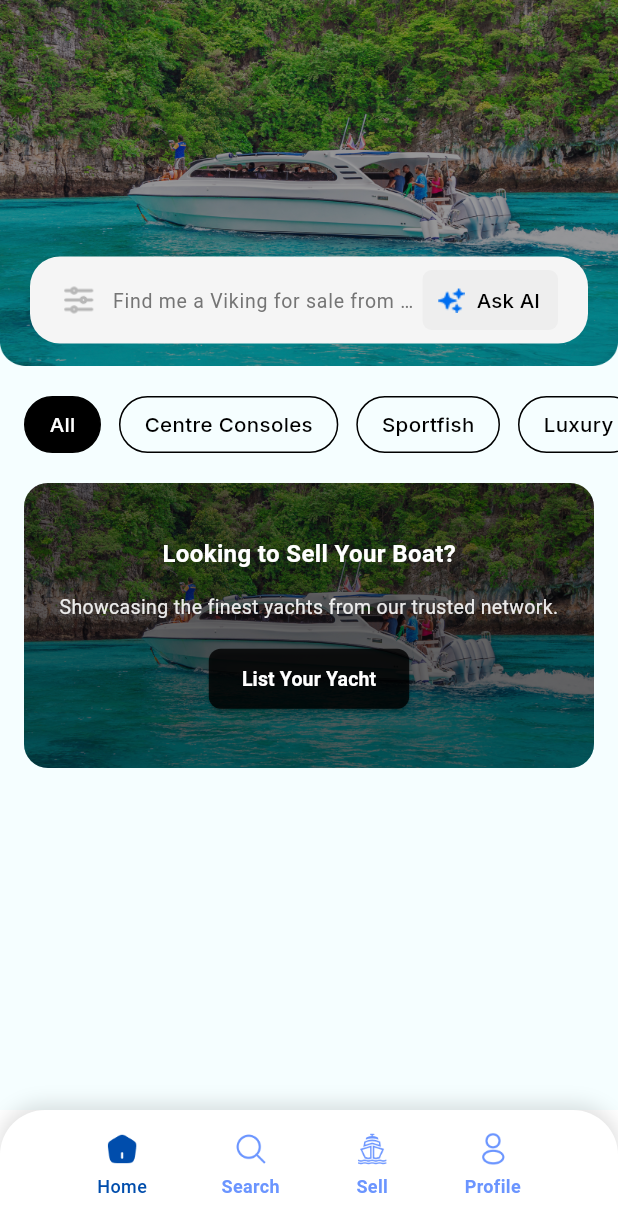
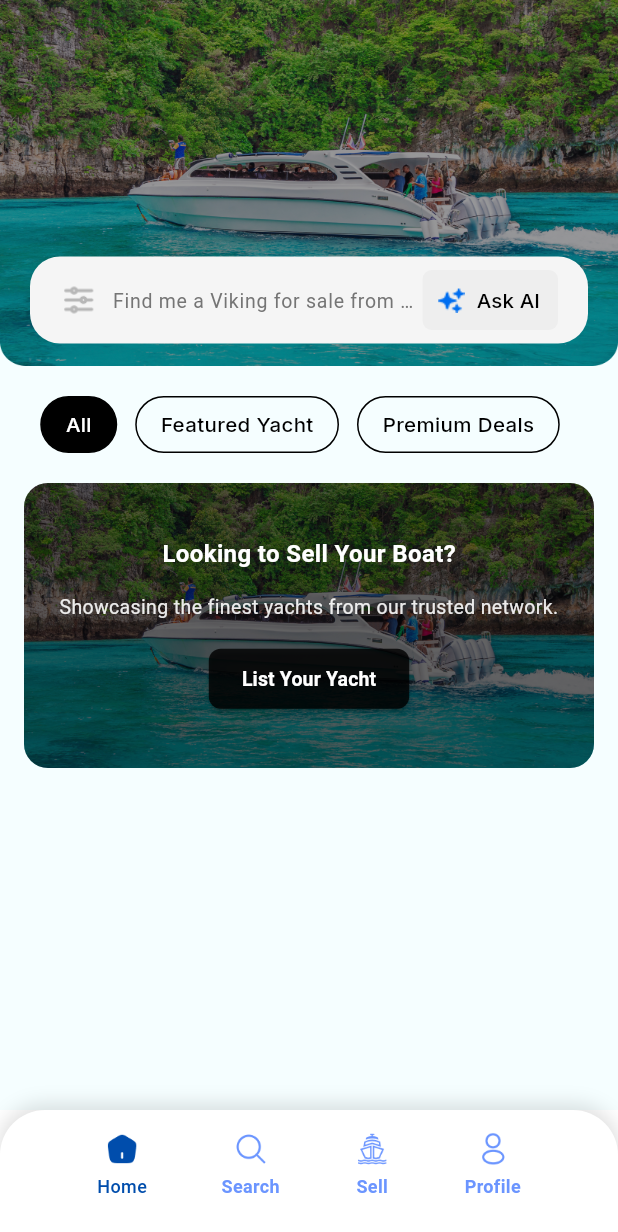
Before and after one commit to Dev-Ninjas-Backup/diaz1234567890, a Flutter app: the screen it shows after launch, on a phone screen of 412 x 824 dp. Shown: the top 1232 px of the screen. Run offline on Flutter 3.47's test engine with Material 3 defaults, Android fonts, the phone set to English and light mode, and no system bars; our stand-ins replace flutter_easyloading, flutter_screenutil, get, google_fonts, image_picker, pinput; network calls fail.

Commit message:
Add tab category.

```diff
--- a/lib/features/home/controller/home_controller.dart
+++ /dev/null
@@ -1,11 +0,0 @@
-import 'package:get/get.dart';
-
-class YachtController extends GetxController {
-  var selectedTab = 0.obs;
-
-  List<String> tabs = ["All", "Centre Consoles", "Sportfish", "Luxury"];
-
-  void changeTab(int index) {
-    selectedTab.value = index;
-  }
-}
--- a/lib/features/home/controller/yacht_listing_controller.dart
+++ b/lib/features/home/controller/yacht_listing_controller.dart
@@ -9,6 +9,27 @@ class YachtListingController extends GetxController {
   var featuredYachts = <Yacht>[].obs;
   var premiumDeals = <Yacht>[].obs;
   var isLoading = true.obs;
+  var selectedTab = 0.obs;
+
+  List<String> tabs = ["All", "Featured Yacht", "Premium Deals"];
+
+  void changeTab(int index) {
+    selectedTab.value = index;
+    update();
+  }
+
+  List<Yacht> get currentYachts {
+    switch (selectedTab.value) {
+      case 0:
+        return [...premiumDeals, ...featuredYachts];
+      case 1:
+        return featuredYachts;
+      case 2:
+        return premiumDeals;
+      default:
+        return [];
+    }
+  }
 
   Future<void> fetchForSite(String site) async {
     try {
@@ -45,9 +66,9 @@ class YachtListingController extends GetxController {
           );
 
           if (site == 'JUPITER') {
-            featuredYachts.add(yacht);
+            featuredYachts.assign(yacht);
           } else if (site == 'FLORIDA') {
-            premiumDeals.add(yacht);
+            premiumDeals.assign(yacht);
           }
         }
       }
--- a/lib/features/home/screen/home.dart
+++ b/lib/features/home/screen/home.dart
@@ -1,18 +1,17 @@
 import 'package:diaz1234567890/core/common/style/global_text_style.dart';
 import 'package:diaz1234567890/core/utils/constants/image_path.dart';
+import 'package:diaz1234567890/features/home/controller/yacht_listing_controller.dart';
 import 'package:diaz1234567890/features/home/screen/listing_page.dart';
 import 'package:flutter/material.dart';
 import 'package:get/get.dart';
 import 'package:diaz1234567890/core/utils/constants/icon_path.dart';
-
-import '../controller/home_controller.dart';
 
 class YachtHomePage extends StatelessWidget {
   const YachtHomePage({super.key});
 
   @override
   Widget build(BuildContext context) {
-    final YachtController controller = Get.put(YachtController());
+    final YachtListingController controller = Get.put(YachtListingController());
     return Scaffold(
       backgroundColor: Color(0xFFF5FEFF),
       body: SingleChildScrollView(
--- a/lib/features/home/screen/listing_page.dart
+++ b/lib/features/home/screen/listing_page.dart
@@ -5,7 +5,7 @@ import 'package:get/get.dart';
 import '../model/home_model.dart';
 
 class YachtListingPage extends StatelessWidget {
-  final YachtListingController controller = Get.put(YachtListingController());
+  final YachtListingController controller = Get.find<YachtListingController>();
 
   YachtListingPage({super.key});
 
@@ -24,6 +24,7 @@ class YachtListingPage extends StatelessWidget {
   }
 
   Widget buildSection(String title, List<Yacht> yachts) {
+    if (yachts.isEmpty) return const SizedBox.shrink();
     return Column(
       crossAxisAlignment: CrossAxisAlignment.start,
       children: [
@@ -39,14 +40,6 @@ class YachtListingPage extends StatelessWidget {
                   fontSize: 18,
                   fontWeight: FontWeight.bold,
                   color: Colors.black,
-                ),
-              ),
-              const Text(
-                "See All",
-                style: TextStyle(
-                  fontSize: 14,
-                  fontWeight: FontWeight.w500,
-                  color: Colors.blue,
                 ),
               ),
             ],
@@ -87,7 +80,6 @@ class YachtListingPage extends StatelessWidget {
                 child: Column(
                   crossAxisAlignment: CrossAxisAlignment.start,
                   children: [
-                    // Yacht Image - Now using Image.network with fallback
                     ClipRRect(
                       borderRadius: const BorderRadius.vertical(
                         top: Radius.circular(12),
@@ -185,30 +177,23 @@ class YachtListingPage extends StatelessWidget {
   @override
   Widget build(BuildContext context) {
     return Obx(() {
-      // Show loading indicator while fetching data
       if (controller.isLoading.value) {
-        return const Center(
+        return const SizedBox(
+          height: 300,
+          child: Center(
             child: CircularProgressIndicator(color: Color(0xFF00A3AC)),
+          ),
         );
       }
 
-      return SingleChildScrollView(
-        child: Column(
+      final yachts = controller.currentYachts;
+      final title = controller.tabs[controller.selectedTab.value];
+
+      return Column(
         children: [
-            // Show Featured Yacht section only if data exists (JUPITER)
-            if (controller.featuredYachts.isNotEmpty)
-              buildSection("Featured Yacht", controller.featuredYachts),
-
-            if (controller.featuredYachts.isNotEmpty)
+          if (yachts.isNotEmpty) buildSection(title, yachts),
           const SizedBox(height: 20),
-
-            // Show Premium Deals section only if data exists (FLORIDA)
-            if (controller.premiumDeals.isNotEmpty)
-              buildSection("Premium Deals", controller.premiumDeals),
-
-            const SizedBox(height: 20),
-
-            // Banner Section - Unchanged
+          // Your banner remains unchanged
           Padding(
             padding: const EdgeInsets.symmetric(horizontal: 16),
             child: Container(
@@ -224,6 +209,7 @@ class YachtListingPage extends StatelessWidget {
               child: Container(
                 decoration: BoxDecoration(
                   borderRadius: BorderRadius.circular(16),
+                  // ignore: deprecated_member_use
                   color: Colors.black.withOpacity(0.35),
                 ),
                 padding: const EdgeInsets.symmetric(horizontal: 20),
@@ -245,6 +231,7 @@ class YachtListingPage extends StatelessWidget {
                         "Showcasing the finest yachts from our trusted network.",
                         textAlign: TextAlign.center,
                         style: TextStyle(
+                          // ignore: deprecated_member_use
                           color: Colors.white.withOpacity(0.9),
                           fontSize: 13,
                           height: 1.4,
@@ -254,6 +241,7 @@ class YachtListingPage extends StatelessWidget {
                       ElevatedButton.icon(
                         onPressed: () {},
                         style: ElevatedButton.styleFrom(
+                          // ignore: deprecated_member_use
                           backgroundColor: Colors.black.withOpacity(0.8),
                           padding: const EdgeInsets.symmetric(
                             horizontal: 22,
@@ -280,7 +268,6 @@ class YachtListingPage extends StatelessWidget {
           ),
           const SizedBox(height: 20),
         ],
-        ),
       );
     });
   }
```
Lines whose indentation alone changed are shown as unchanged.
